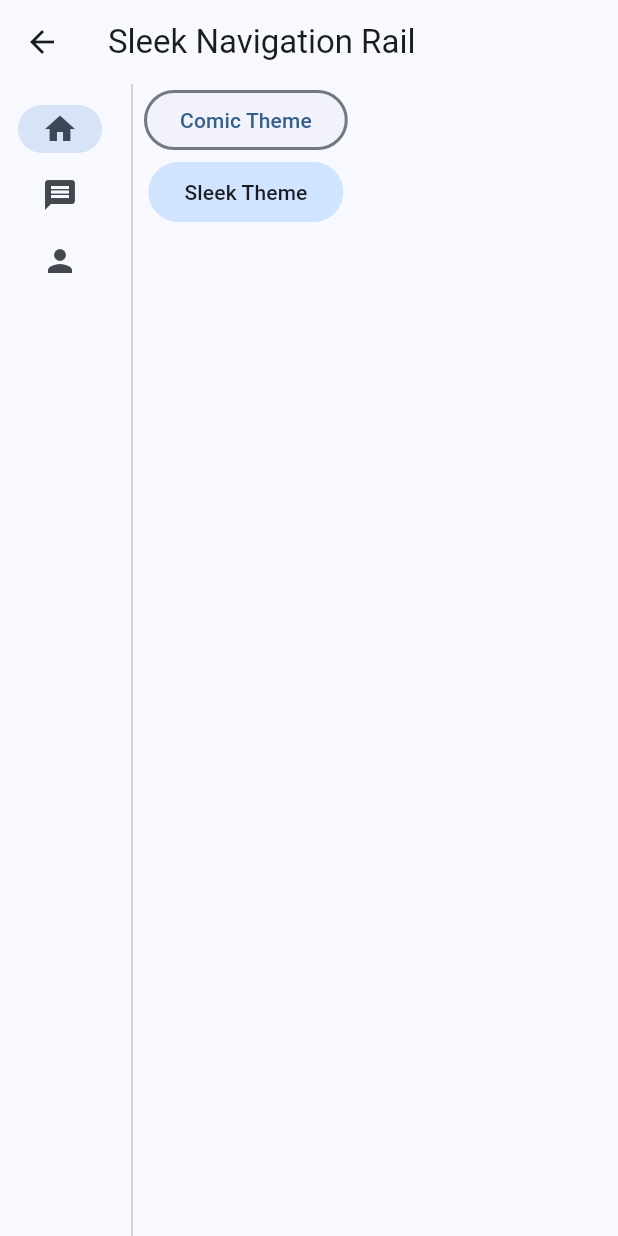
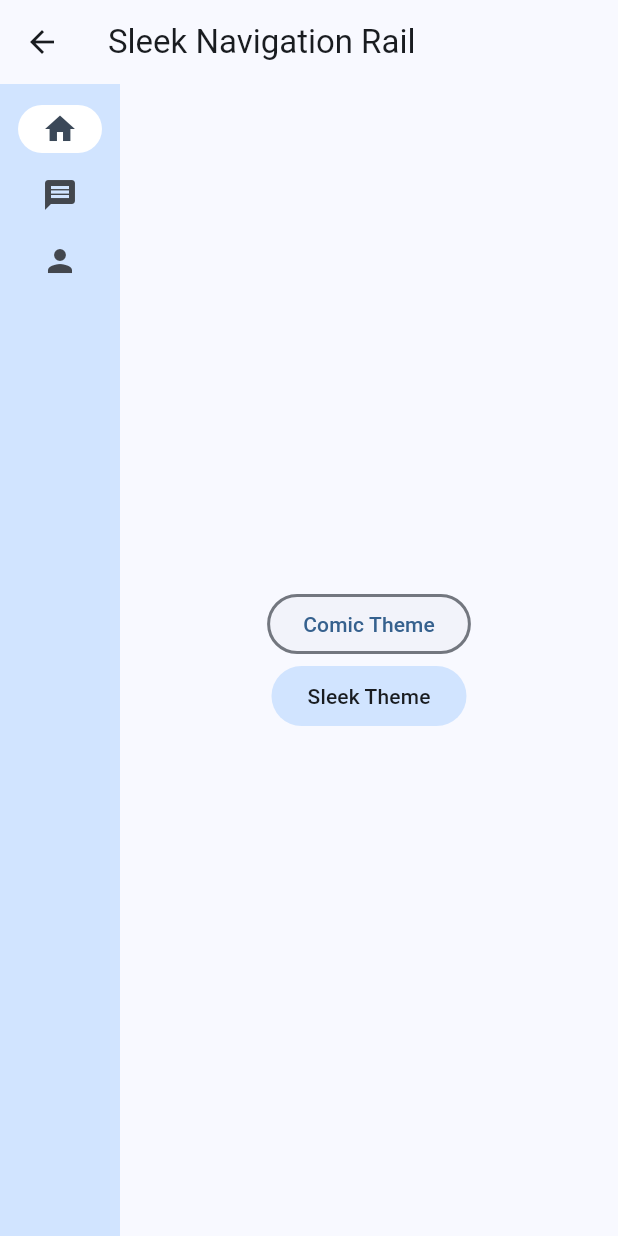
Before and after one commit to thruthesky/easy_design_system_backup_2024_09_24, a Flutter app: the NavigationRailScreen screen opened directly, after a tap on "Sleek Theme", on a phone screen of 412 x 824 dp. Run offline on Flutter 3.47's test engine with Material 3 defaults, Android fonts, the phone set to English and light mode, and no system bars; our stand-ins replace cached_network_image, rxdart, smooth_page_indicator; missing offline and left inert: loop_page_view, markdown_widget.

Commit message:
update on navigation rail divider and others

```diff
--- a/example/lib/screens/divider/divider.screen.dart
+++ b/example/lib/screens/divider/divider.screen.dart
@@ -1,3 +1,4 @@
+import 'package:example/widgets/nothing_to_learn.dart';
 import 'package:flutter/material.dart';
 import 'package:social_design_system/social_design_system.dart';
 
@@ -10,7 +11,9 @@ class DividerScreen extends StatelessWidget {
       appBar: AppBar(
         title: const Text('Divider'),
       ),
-      body: Column(
+      body: Padding(
+        padding: const EdgeInsets.symmetric(horizontal: 16),
+        child: Column(
           children: [
             const Text('Comic'),
             Theme(
@@ -23,7 +26,12 @@ class DividerScreen extends StatelessWidget {
               data: SleekTheme.of(context),
               child: const Divider(),
             ),
+            const SizedBox(
+              height: 46,
+            ),
+            const NothingToLearn()
           ],
+        ),
       ),
     );
   }
--- a/example/lib/screens/navigation_rail.dart/navigation_rail.screen.dart
+++ b/example/lib/screens/navigation_rail.dart/navigation_rail.screen.dart
@@ -51,8 +51,13 @@ class _NavigationRailScreenState extends State<NavigationRailScreen> {
               ],
               selectedIndex: selectedIndex,
             ),
-            const VerticalDivider(),
-            Column(
+            if (selectedTheme == "Comic")
+              const VerticalDivider(
+                width: 0,
+              ),
+            Expanded(
+              child: Column(
+                mainAxisAlignment: MainAxisAlignment.center,
                 children: [
                   Theme(
                     data: ComicTheme.of(context),
@@ -69,6 +74,7 @@ class _NavigationRailScreenState extends State<NavigationRailScreen> {
                     ),
                   )
                 ],
+              ),
             )
           ],
         ),
--- a/lib/src/themes/comic/comic.theme.dart
+++ b/lib/src/themes/comic/comic.theme.dart
@@ -130,7 +130,6 @@ class ComicThemeData {
       bottomAppBarTheme: theme.bottomAppBarTheme,
 
       bottomNavigationBarTheme: theme.bottomNavigationBarTheme.copyWith(
-        // backgroundColor: Colors.red,
         elevation: 0,
       ),
 
@@ -344,7 +343,7 @@ class ComicThemeData {
       navigationDrawerTheme: theme.navigationDrawerTheme.copyWith(
         elevation: 0,
         shadowColor: Colors.transparent,
-        indicatorColor: Colors.transparent,
+        // indicatorColor: Colors.transparent,
         indicatorShape: RoundedRectangleBorder(
             borderRadius: BorderRadius.circular(24),
             side: BorderSide(
@@ -363,6 +362,7 @@ class ComicThemeData {
       progressIndicatorTheme: const ProgressIndicatorThemeData(
           // linearTrackColor: theme.colorScheme.outlineVariant.withAlpha(40),
           // color: theme.colorScheme.secondary,
+
           ),
       snackBarTheme: SnackBarThemeData(
         elevation: 0,
--- a/lib/src/themes/sleek/sleek.theme.dart
+++ b/lib/src/themes/sleek/sleek.theme.dart
@@ -201,6 +201,7 @@ class SleekThemeData {
       ),
       drawerTheme: theme.drawerTheme.copyWith(
           elevation: 0,
+          backgroundColor: theme.colorScheme.primaryContainer,
           shadowColor: Colors.transparent,
           endShape: const RoundedRectangleBorder(
             borderRadius: BorderRadius.only(
@@ -216,9 +217,24 @@ class SleekThemeData {
       navigationDrawerTheme: theme.navigationDrawerTheme.copyWith(
         elevation: 0,
         shadowColor: Colors.transparent,
+        indicatorColor: theme.colorScheme.onPrimary,
         indicatorShape: RoundedRectangleBorder(
           borderRadius: BorderRadius.circular(24),
         ),
+      ),
+      navigationRailTheme: theme.navigationRailTheme.copyWith(
+        backgroundColor: theme.colorScheme.primaryContainer,
+        indicatorColor: theme.colorScheme.onPrimary,
+        elevation: 0,
+      ),
+
+      // in Sleek theme by default the widgets have no border since we wanted make the the theme
+      // to be plain and simple and look clean and by default we dont have border and elevation
+      // but divider widget by nature it is just a line so to make it a simple and and plain raducing the
+      // thickness by 0 to make it look clean and simple.
+      dividerTheme: theme.dividerTheme.copyWith(
+        color: theme.colorScheme.outline,
+        thickness: 0,
       ),
       progressIndicatorTheme: ProgressIndicatorThemeData(
         linearTrackColor: theme.colorScheme.primaryContainer.withAlpha(80),
```
Lines whose indentation alone changed are shown as unchanged.
